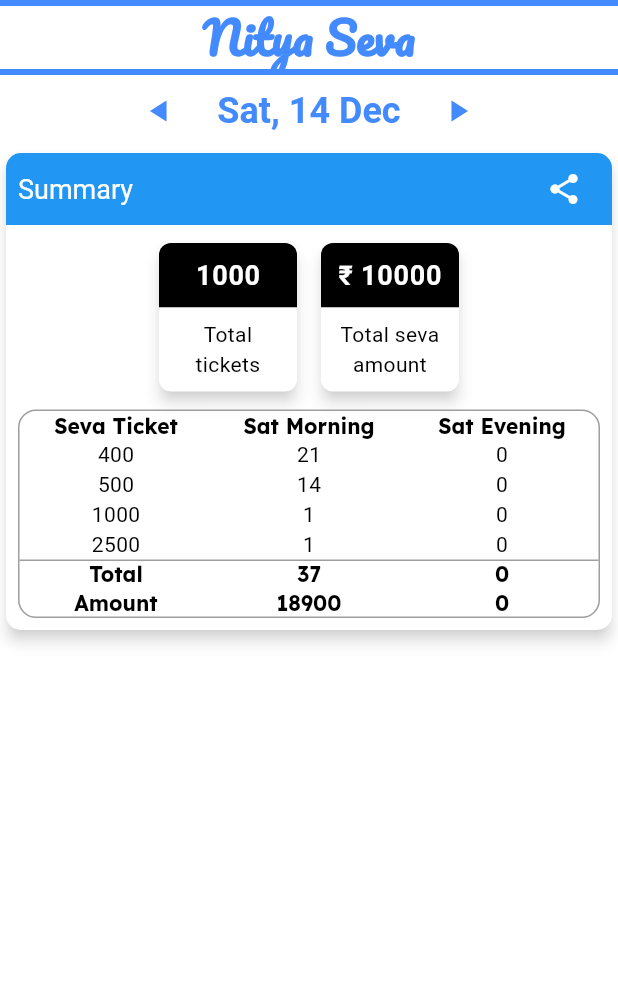
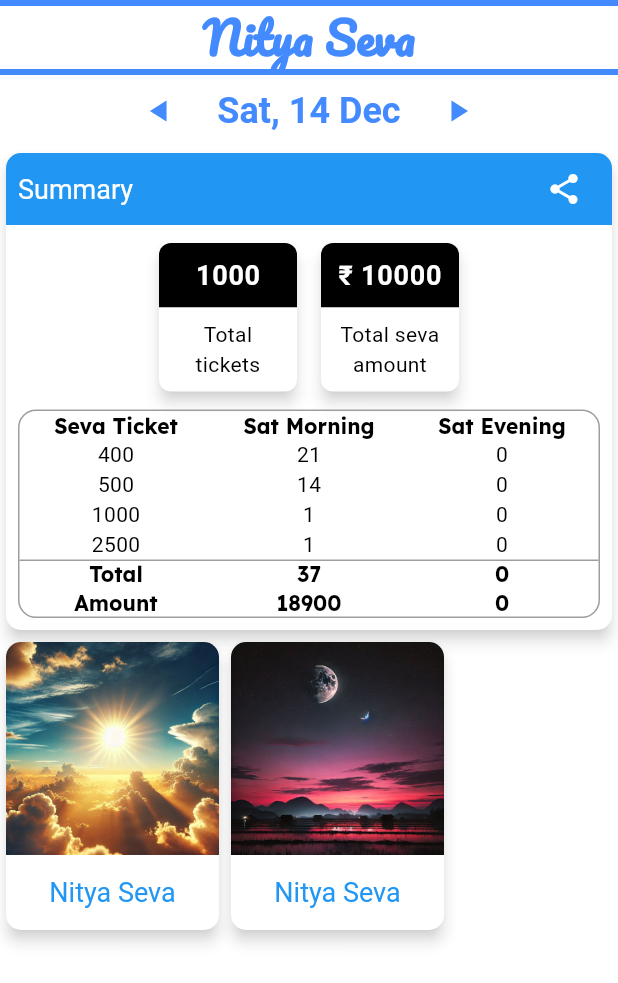
Before and after one commit to jayantadn/vkhillseva, a Flutter app: the screen it shows after launch, on a phone screen of 412 x 824 dp. Shown: the top 983 px of the screen. Run offline on Flutter 3.47's test engine with Material 3 defaults, Android fonts, the phone set to English and light mode, and no system bars; our stand-ins replace firebase_core, google_fonts, synchronized; accounts and stored records are empty; Roboto replaces fonts that are missing (Mogra).

Commit message:
Add morning and evening images, and implement LauncherTile2 for slot display in NityaSeva

```diff
--- a/lib/nitya_seva/day_summary.dart
+++ b/lib/nitya_seva/day_summary.dart
@@ -280,8 +280,12 @@ class _DaySummaryState extends State<DaySummary> {
             padding: EdgeInsets.all(8.0),
             child: Column(
               children: [
+                // tiles for total
                 _createGrandTotal(context),
+
                 SizedBox(height: 8),
+
+                // table for tickets
                 _createTicketTable(context),
               ],
             ),
--- a/lib/nitya_seva/nitya_seva.dart
+++ b/lib/nitya_seva/nitya_seva.dart
@@ -3,6 +3,7 @@ import 'package:vkhillseva/common/loading_overlay.dart';
 import 'package:vkhillseva/common/theme.dart';
 import 'package:vkhillseva/nitya_seva/day_summary.dart';
 import 'package:vkhillseva/widgets/date_header.dart';
+import 'package:vkhillseva/widgets/launcher_tile.dart';
 
 class NityaSeva extends StatefulWidget {
   final String title;
@@ -43,10 +44,37 @@ class _NityaSevaState extends State<NityaSeva> {
               onRefresh: refresh,
               child: ListView(
                 children: [
+                  // date header
                   DateHeader(
                       callbacks:
                           DateHeaderCallbacks(onChange: (DateTime date) {})),
+
+                  // summary
                   DaySummary(),
+
+                  // slot tiles
+                  SingleChildScrollView(
+                    scrollDirection: Axis.horizontal,
+                    child: Row(
+                      children: [
+                        // slot 1
+                        LauncherTile2(
+                          image: 'assets/images/Common/morning.png',
+                          title: 'Nitya Seva',
+                          text: "Sumitra Krishna Dasa, 14-12-2024 10:15",
+                          callback: LauncherTileCallback(onClick: () {}),
+                        ),
+
+                        // slot 2
+                        LauncherTile2(
+                          image: 'assets/images/Common/evening.png',
+                          title: 'Nitya Seva',
+                          text: "Jayanta Debnath, 14-12-2024 16:15",
+                          callback: LauncherTileCallback(onClick: () {}),
+                        ),
+                      ],
+                    ),
+                  ),
                 ],
               ),
             ),
--- a/lib/widgets/launcher_tile.dart
+++ b/lib/widgets/launcher_tile.dart
@@ -1,5 +1,6 @@
 import 'package:flutter/material.dart';
 
+// top icon, bottom text
 class LauncherTile extends StatelessWidget {
   final String image;
   final String title;
@@ -49,6 +50,66 @@ class LauncherTile extends StatelessWidget {
   }
 }
 
+// title, icon, text
+class LauncherTile2 extends StatelessWidget {
+  final String title;
+  final String image;
+  final String text;
+  final LauncherTileCallback? callback;
+
+  const LauncherTile2(
+      {super.key,
+      required this.image,
+      required this.title,
+      required this.text,
+      this.callback});
+
+  @override
+  Widget build(BuildContext context) {
+    return SizedBox(
+      width: 150,
+      height: 200,
+      child: GestureDetector(
+        onTap: () {
+          if (callback != null) {
+            callback!.onClick();
+          }
+        },
+        child: Card(
+          shape: RoundedRectangleBorder(
+            borderRadius: BorderRadius.circular(10.0),
+          ),
+          child: Column(
+            mainAxisSize: MainAxisSize.min,
+            children: <Widget>[
+              // title
+
+              // image
+              ClipRRect(
+                borderRadius: BorderRadius.only(
+                  topLeft: Radius.circular(10.0),
+                  topRight: Radius.circular(10.0),
+                ),
+                child: Image.asset(image),
+              ),
+
+              // text
+              Expanded(
+                child: Center(
+                  child: Text(
+                    title,
+                    style: Theme.of(context).textTheme.headlineMedium,
+                  ),
+                ),
+              ),
+            ],
+          ),
+        ),
+      ),
+    );
+  }
+}
+
 class LauncherTileCallback {
   final Function() onClick;
 
--- a/pubspec.yaml
+++ b/pubspec.yaml
@@ -68,6 +68,8 @@ flutter:
     - assets/images/LauncherIcons/NityaSeva.png
     - assets/images/LauncherIcons/Deepotsava.png
     - assets/images/LauncherIcons/Harinaam.png
+    - assets/images/Common/morning.png
+    - assets/images/Common/evening.png
 
   # An image asset can refer to one or more resolution-specific "variants", see
   # https://flutter.dev/to/resolution-aware-images
```
Also changed, not shown: assets/images/Common/evening.png (added), assets/images/Common/morning.png (added).
